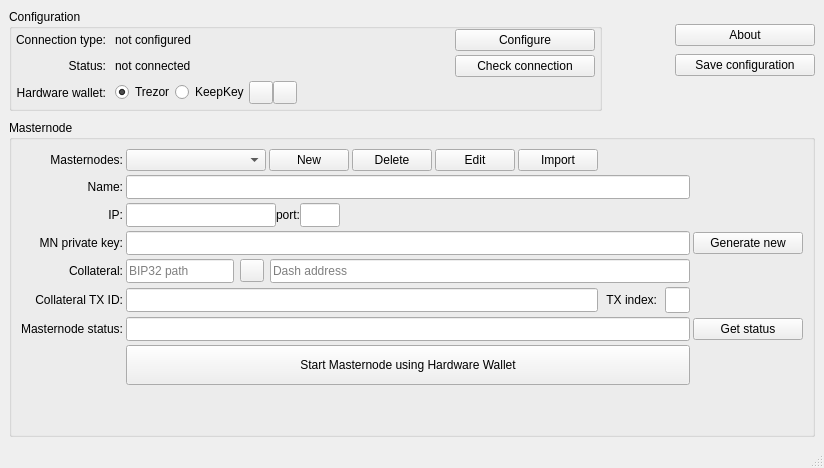
Qt form src/wnd_main_base.ui (Bertrand256/dash-masternode-tool) before a commit.
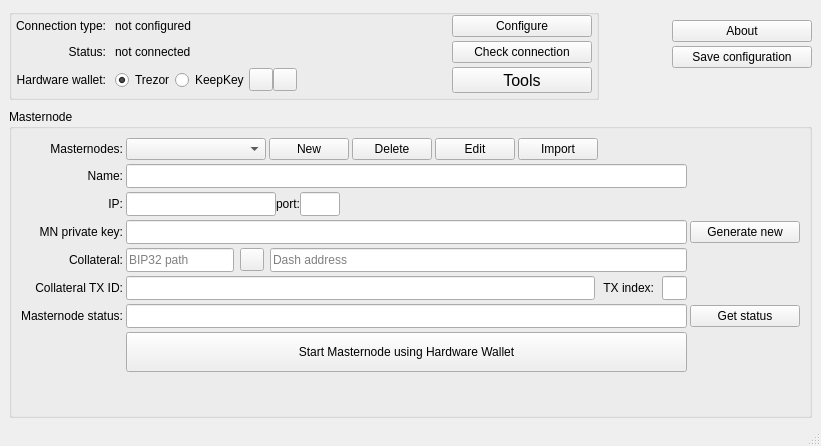
The same form after that commit.

Commit message: Transfer funds Sign message with HW Harware wallet PIN/passphrase configuration

What changed in the file:
```diff
--- a/src/wnd_main_base.ui
+++ b/src/wnd_main_base.ui
@@ -6,8 +6,8 @@
    <rect>
     <x>0</x>
     <y>0</y>
-    <width>824</width>
-    <height>468</height>
+    <width>821</width>
+    <height>446</height>
    </rect>
   </property>
   <property name="sizePolicy">
@@ -21,6 +21,9 @@
   </property>
   <widget class="QWidget" name="centralwidget">
    <layout class="QGridLayout" name="gridLayout_3">
+    <property name="bottomMargin">
+     <number>6</number>
+    </property>
     <item row="2" column="0" colspan="2">
      <widget class="QGroupBox" name="groupBox_3">
       <property name="sizePolicy">
@@ -590,7 +593,18 @@
          <item row="7" column="1">
           <layout class="QVBoxLayout" name="verticalLayout_3">
            <item>
+            <layout class="QHBoxLayout" name="horizontalLayout_12" stretch="3">
+             <property name="spacing">
+              <number>2</number>
+             </property>
+             <item>
             <widget class="QPushButton" name="btnBroadcastMn">
+               <property name="sizePolicy">
+                <sizepolicy hsizetype="Minimum" vsizetype="Fixed">
+                 <horstretch>0</horstretch>
+                 <verstretch>0</verstretch>
+                </sizepolicy>
+               </property>
              <property name="minimumSize">
               <size>
                <width>0</width>
@@ -611,6 +625,8 @@
              </property>
             </widget>
            </item>
+            </layout>
+           </item>
            <item>
             <spacer name="verticalSpacer_2">
              <property name="orientation">
@@ -648,7 +664,7 @@
          </sizepolicy>
         </property>
         <property name="title">
-         <string>Configuration</string>
+         <string/>
         </property>
         <property name="flat">
          <bool>false</bool>
@@ -928,6 +944,48 @@
              <property name="sizeConstraint">
               <enum>QLayout::SetNoConstraint</enum>
              </property>
+             <item>
+              <widget class="QToolButton" name="btnActions">
+               <property name="sizePolicy">
+                <sizepolicy hsizetype="Minimum" vsizetype="Fixed">
+                 <horstretch>0</horstretch>
+                 <verstretch>0</verstretch>
+                </sizepolicy>
+               </property>
+               <property name="minimumSize">
+                <size>
+                 <width>0</width>
+                 <height>0</height>
+                </size>
+               </property>
+               <property name="font">
+                <font>
+                 <pointsize>12</pointsize>
+                 <weight>50</weight>
+                 <bold>false</bold>
+                 <underline>false</underline>
+                </font>
+               </property>
+               <property name="text">
+                <string>Tools</string>
+               </property>
+               <property name="iconSize">
+                <size>
+                 <width>24</width>
+                 <height>16</height>
+                </size>
+               </property>
+               <property name="popupMode">
+                <enum>QToolButton::InstantPopup</enum>
+               </property>
+               <property name="toolButtonStyle">
+                <enum>Qt::ToolButtonTextBesideIcon</enum>
+               </property>
+               <property name="arrowType">
+                <enum>Qt::NoArrow</enum>
+               </property>
+              </widget>
+             </item>
             </layout>
            </item>
           </layout>
```
Lines whose indentation alone changed are shown as unchanged. The commit also changes 28 other files.
